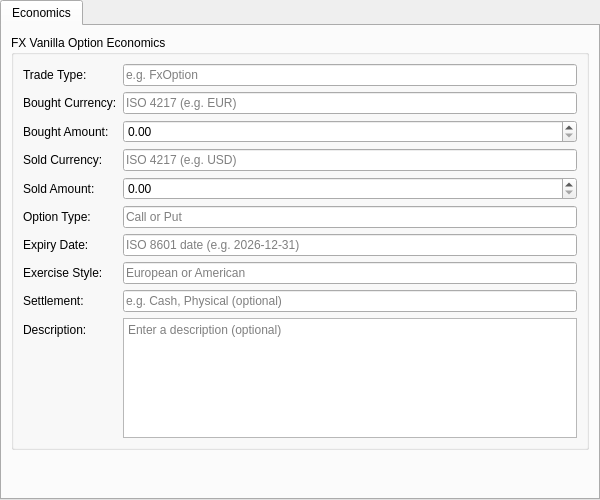
OreStudio/OreStudio, file projects/ores.qt.trading/ui/FxVanillaOptionInstrumentForm.ui: the form before one commit.
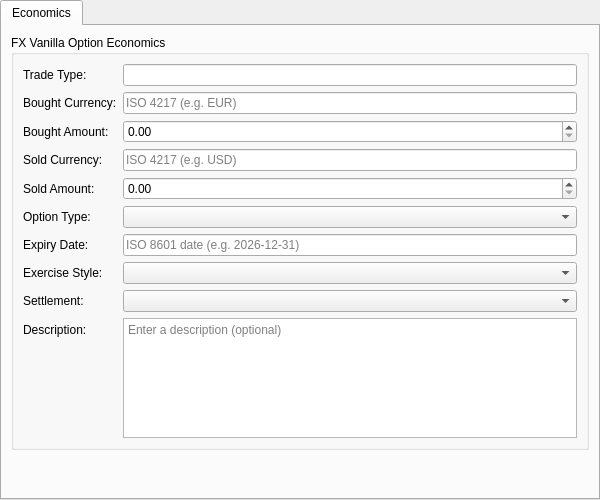
The form after the commit.

Commit message:
[qt,trading] Replace free-text fields with combo boxes in all instrument forms
Add InstrumentFormUtils with shared populate/get/set helpers for all
controlled-vocabulary fields (settlement, option type, exercise style,
day count, frequency, barrier type, etc.) across all six instrument
forms. Trade type code is now permanently read-only in all forms.

Patch:
```diff
--- a/projects/ores.qt.trading/ui/FxVanillaOptionInstrumentForm.ui
+++ b/projects/ores.qt.trading/ui/FxVanillaOptionInstrumentForm.ui
@@ -36,7 +36,7 @@
           </item>
           <item row="0" column="1">
            <widget class="QLineEdit" name="tradeTypeCodeEdit">
-            <property name="placeholderText"><string>e.g. FxOption</string></property>
+            <property name="readOnly"><bool>true</bool></property>
            </widget>
           </item>
           <item row="1" column="0">
@@ -91,9 +91,7 @@
            </widget>
           </item>
           <item row="5" column="1">
-           <widget class="QLineEdit" name="optionTypeEdit">
-            <property name="placeholderText"><string>Call or Put</string></property>
-           </widget>
+           <widget class="QComboBox" name="optionTypeCombo"/>
           </item>
           <item row="6" column="0">
            <widget class="QLabel" name="labelExpiryDate">
@@ -111,9 +109,7 @@
            </widget>
           </item>
           <item row="7" column="1">
-           <widget class="QLineEdit" name="exerciseStyleEdit">
-            <property name="placeholderText"><string>European or American</string></property>
-           </widget>
+           <widget class="QComboBox" name="exerciseStyleCombo"/>
           </item>
           <item row="8" column="0">
            <widget class="QLabel" name="labelSettlement">
@@ -121,9 +117,7 @@
            </widget>
           </item>
           <item row="8" column="1">
-           <widget class="QLineEdit" name="settlementEdit">
-            <property name="placeholderText"><string>e.g. Cash, Physical (optional)</string></property>
-           </widget>
+           <widget class="QComboBox" name="settlementCombo"/>
           </item>
           <item row="9" column="0">
            <widget class="QLabel" name="labelDescription">
```
The commit also changes 13 other files.
